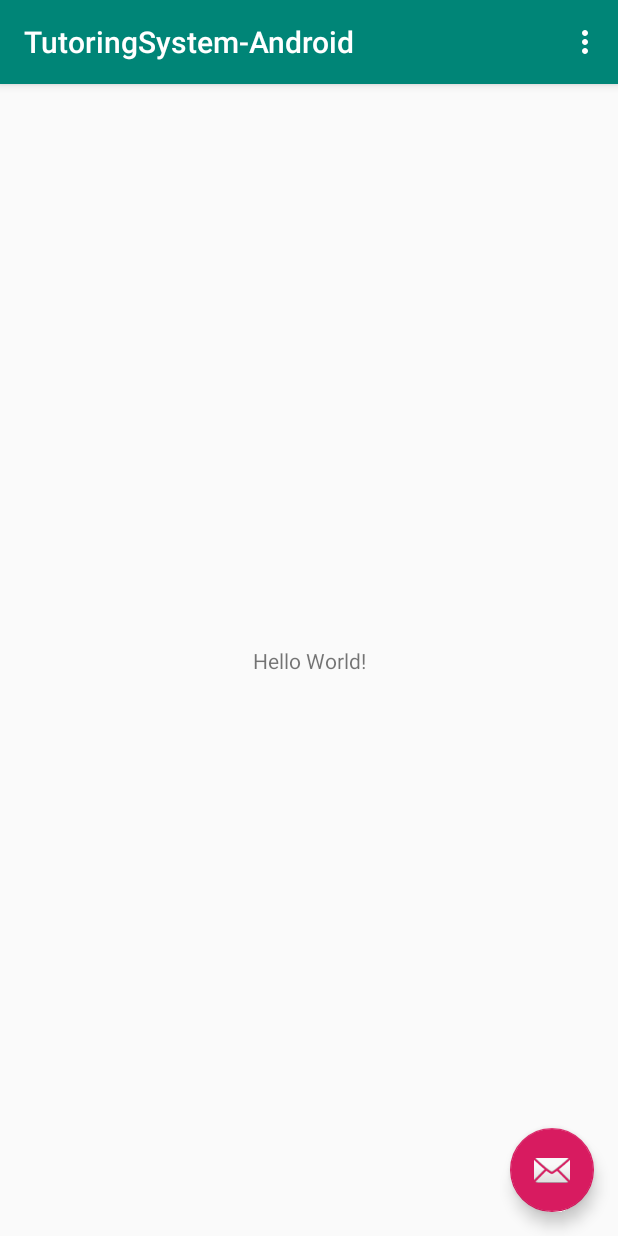
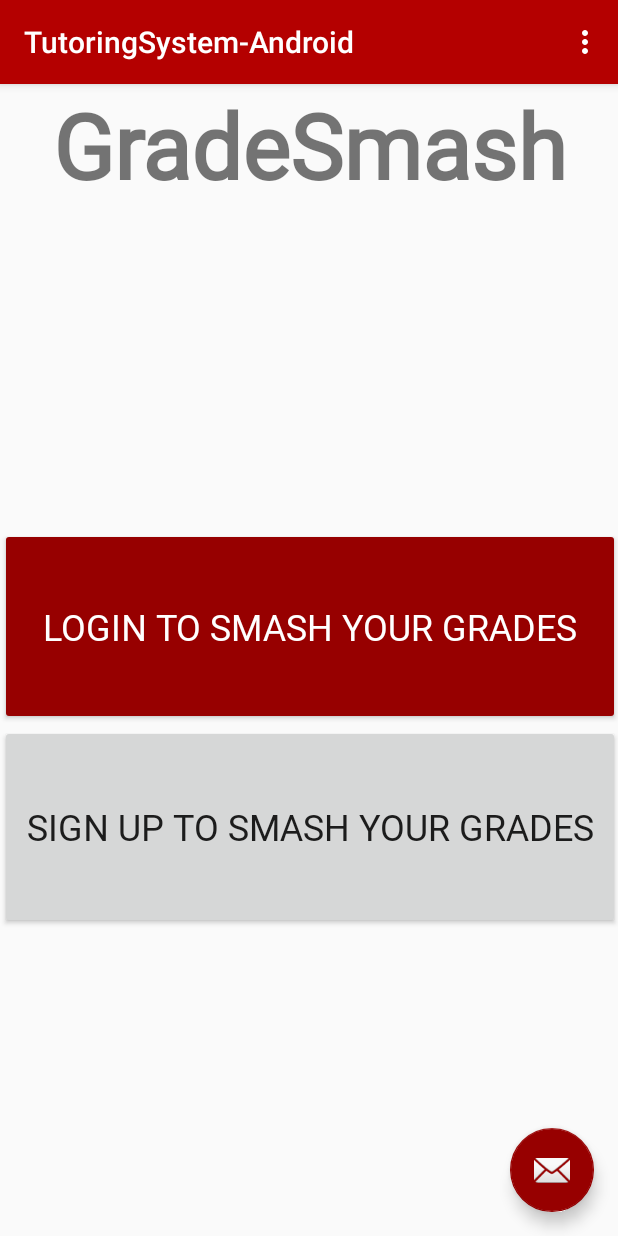
Before and after one commit to brendanmarks/321Project, an Android app: the screen it shows after launch (MainActivity), on a phone screen of 412 x 824 dp. Run offline under Robolectric (Android 15) with nearby library versions, the phone set to English and light mode, and no system bars.

Commit message:
commiting changes to new branch

```diff
--- a/TutoringSystem-Andorid/app/src/main/AndroidManifest.xml
+++ b/TutoringSystem-Andorid/app/src/main/AndroidManifest.xml
@@ -19,6 +19,9 @@
                 <category android:name="android.intent.category.LAUNCHER" />
             </intent-filter>
         </activity>
+        <meta-data
+            android:name="preloaded_fonts"
+            android:resource="@array/preloaded_fonts" />
     </application>
 
 </manifest>
--- a/TutoringSystem-Andorid/app/src/main/res/layout/content_main.xml
+++ b/TutoringSystem-Andorid/app/src/main/res/layout/content_main.xml
@@ -9,13 +9,53 @@
     tools:showIn="@layout/activity_main"
     tools:context=".MainActivity">
 
-    <TextView
-        android:layout_width="wrap_content"
-        android:layout_height="wrap_content"
-        android:text="Hello World!"
-        app:layout_constraintBottom_toBottomOf="parent"
+    <LinearLayout
+        android:layout_width="413dp"
+        android:layout_height="675dp"
+        android:orientation="vertical"
+        app:layout_constraintHorizontal_bias="0.0"
         app:layout_constraintLeft_toLeftOf="parent"
         app:layout_constraintRight_toRightOf="parent"
-        app:layout_constraintTop_toTopOf="parent" />
+        app:layout_constraintTop_toTopOf="parent">
+
+        <TextView
+            android:id="@+id/gradesmash"
+            android:layout_width="match_parent"
+            android:layout_height="296dp"
+            android:fontFamily="@font/iceberg"
+            android:text="@string/gradesmash"
+            android:textAlignment="center"
+            android:textSize="60sp"
+            android:textStyle="bold"
+            app:layout_constraintBottom_toBottomOf="parent"
+            app:layout_constraintLeft_toLeftOf="parent"
+            app:layout_constraintRight_toRightOf="parent"
+            app:layout_constraintTop_toTopOf="parent"
+            app:layout_constraintVertical_bias="0.201" />
+
+        <Button
+            android:id="@+id/Login"
+            android:layout_width="match_parent"
+            android:layout_height="131dp"
+            android:backgroundTint="@color/colorAccent"
+            android:fontFamily="@font/iceberg"
+            android:text="@string/login_to_smash_your_grades"
+            android:textColor="#FFFFFF"
+            android:textSize="24sp"
+            tools:layout_editor_absoluteX="62dp"
+            tools:layout_editor_absoluteY="342dp" />
+
+        <Button
+            android:id="@+id/Signup"
+            android:layout_width="match_parent"
+            android:layout_height="136dp"
+            android:fontFamily="@font/iceberg"
+            android:text="@string/sign_up_to_smash_your_grades"
+            android:textSize="24sp"
+            tools:layout_editor_absoluteX="62dp"
+            tools:layout_editor_absoluteY="464dp" />
+
+    </LinearLayout>
+
 
 </androidx.constraintlayout.widget.ConstraintLayout>
--- a/TutoringSystem-Andorid/app/src/main/res/values/colors.xml
+++ b/TutoringSystem-Andorid/app/src/main/res/values/colors.xml
@@ -1,6 +1,6 @@
 <?xml version="1.0" encoding="utf-8"?>
 <resources>
-    <color name="colorPrimary">#008577</color>
+    <color name="colorPrimary">#B40000</color>
     <color name="colorPrimaryDark">#00574B</color>
-    <color name="colorAccent">#D81B60</color>
+    <color name="colorAccent">#970000</color>
 </resources>
--- a/TutoringSystem-Andorid/app/src/main/res/values/strings.xml
+++ b/TutoringSystem-Andorid/app/src/main/res/values/strings.xml
@@ -1,4 +1,7 @@
 <resources>
     <string name="app_name">TutoringSystem-Android</string>
     <string name="action_settings">Settings</string>
+    <string name="login_to_smash_your_grades">Login to smash your grades</string>
+    <string name="sign_up_to_smash_your_grades">Sign up to smash your grades</string>
+    <string name="gradesmash">GradeSmash</string>
 </resources>
```
